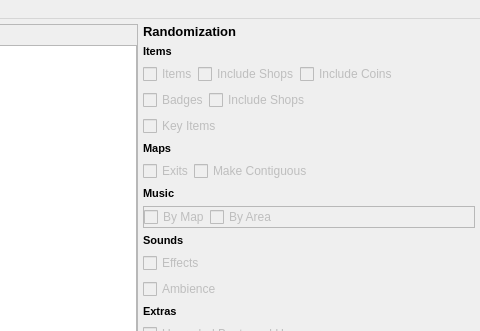
Qt form ui/main_window.ui (JoshW-7/PaperMarioRandomizer) before a commit; both pictures show x 199 to 679 and y 0 to 331 of the 679 by 782 pixel window.
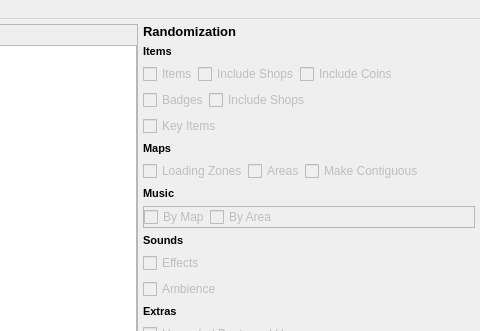
The same form after that commit. Icons and pictures are not drawn.

Commit message: Added checkbox logic

```diff
--- a/ui/main_window.ui
+++ b/ui/main_window.ui
@@ -501,12 +501,22 @@
                    <bool>false</bool>
                   </property>
                   <property name="text">
-                   <string>Exits</string>
+                   <string>Loading Zones</string>
                   </property>
                  </widget>
                 </item>
                 <item>
-                 <widget class="QCheckBox" name="chk_maps_loading_zone_contiguous">
+                 <widget class="QCheckBox" name="chk_area">
+                  <property name="enabled">
+                   <bool>false</bool>
+                  </property>
+                  <property name="text">
+                   <string>Areas</string>
+                  </property>
+                 </widget>
+                </item>
+                <item>
+                 <widget class="QCheckBox" name="chk_contiguous">
                   <property name="enabled">
                    <bool>false</bool>
                   </property>
```
Left out of the diff: 2 changed lines with no effect on the pictures. The commit also changes 1 other file.
